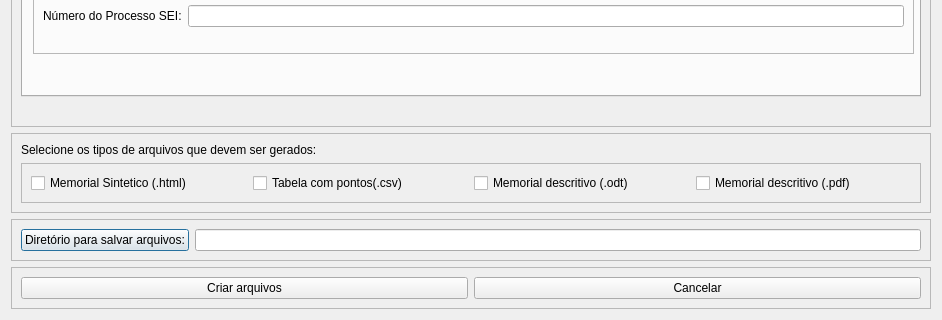
Old version of the form azimuthsAndDistances/ui_memorialGenerator.ui in the repository guilhermehrn/spugeomemorial; both pictures show x 0 to 942 and y 351 to 671 of the 942 by 671 pixel window.
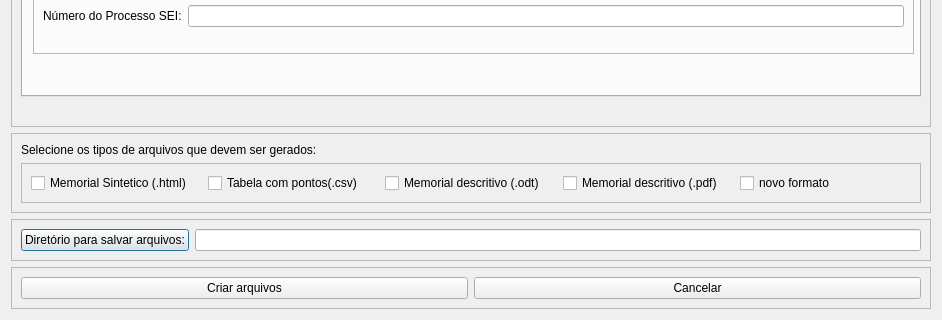
New version of the form.

What changed in the file:
```diff
--- a/azimuthsAndDistances/ui_memorialGenerator.ui
+++ b/azimuthsAndDistances/ui_memorialGenerator.ui
@@ -85,6 +85,13 @@
            </property>
           </widget>
          </item>
+         <item>
+          <widget class="QCheckBox" name="newID">
+           <property name="text">
+            <string>novo formato</string>
+           </property>
+          </widget>
+         </item>
         </layout>
        </widget>
       </item>
```
